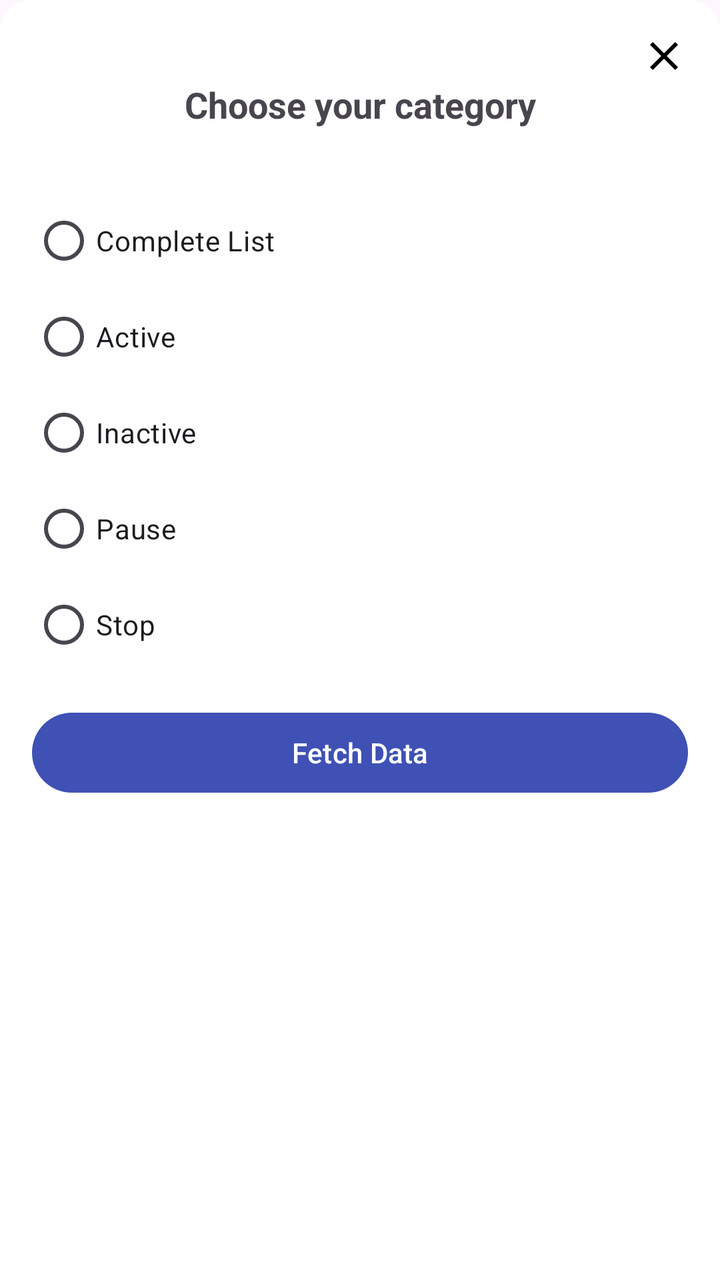
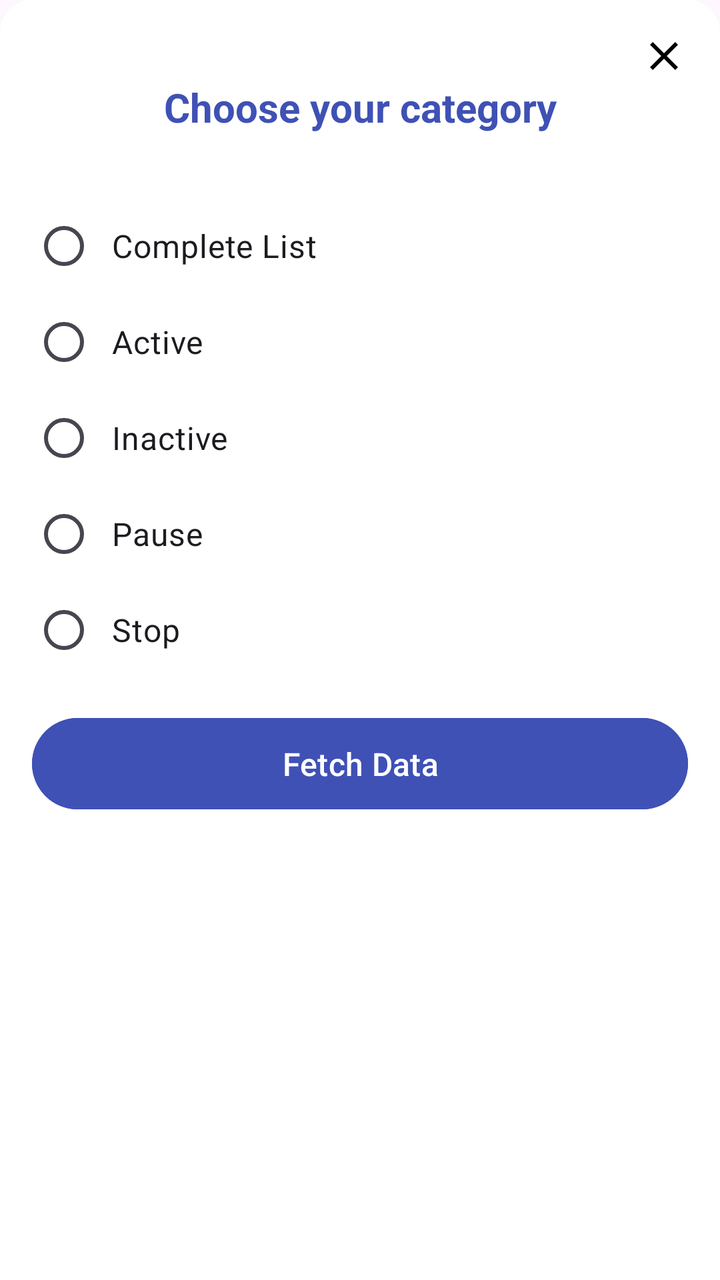

The first picture is an Android layout as it rendered before a commit; the second is the same layout after the commit. The layout source and the unified diff follow.
<!-- AndroidManifest.xml: application theme Theme.ActivityTracker -->
<!-- res/layout/bottom_sheet_categories.xml -->
<?xml version="1.0" encoding="utf-8"?>
<RelativeLayout xmlns:android="http://schemas.android.com/apk/res/android"
    android:layout_width="match_parent"
    android:layout_height="wrap_content"
    android:background="@drawable/bottom_sheet_background"
    android:padding="16dp">

    
    <ImageView
        android:id="@+id/crossIcon"
        android:layout_width="24dp"
        android:layout_height="24dp"
        android:src="@drawable/ic_clear"
        android:contentDescription="Close"
        android:layout_alignParentRight="true"
        android:layout_alignParentTop="true" />

    
    <TextView
        android:id="@+id/chooseCategoryText"
        android:layout_width="match_parent"
        android:layout_height="wrap_content"
        android:text="Choose your category"
        android:gravity="center"
        android:textSize="18sp"
        android:textStyle="bold"
        android:layout_marginBottom="16dp"
        android:layout_below="@id/crossIcon"
        android:layout_alignParentLeft="true" />

    
    <RadioGroup
        android:id="@+id/radioGroupCategories"
        android:layout_width="match_parent"
        android:layout_height="wrap_content"
        android:orientation="vertical"
        android:layout_below="@id/chooseCategoryText"
        android:layout_marginTop="16dp">

        <RadioButton
            android:id="@+id/radioButtonCompleteList"
            android:layout_width="wrap_content"
            android:layout_height="wrap_content"
            android:text="Complete List" />

        <RadioButton
            android:id="@+id/radioButtonActive"
            android:layout_width="wrap_content"
            android:layout_height="wrap_content"
            android:text="Active" />

        <RadioButton
            android:id="@+id/radioButtonInactive"
            android:layout_width="wrap_content"
            android:layout_height="wrap_content"
            android:text="Inactive" />

        <RadioButton
            android:id="@+id/radioButtonPause"
            android:layout_width="wrap_content"
            android:layout_height="wrap_content"
            android:text="Pause" />

        <RadioButton
            android:id="@+id/radioButtonStop"
            android:layout_width="wrap_content"
            android:layout_height="wrap_content"
            android:text="Stop" />

    </RadioGroup>

    
    <Button
        android:id="@+id/fetchDataButton"
        android:layout_width="match_parent"
        android:layout_height="wrap_content"
        android:text="Fetch Data"
        android:layout_marginTop="16dp"
        android:layout_below="@id/radioGroupCategories" />

    
    <ProgressBar
        android:id="@+id/progressBar"
        android:layout_width="wrap_content"
        android:layout_height="wrap_content"
        android:layout_centerInParent="true"
        android:background="@drawable/circular_progress"
        android:visibility="gone" />

</RelativeLayout>
<!-- resources referenced by this layout -->
<resources>
  <!-- drawable bottom_sheet_background (drawable) -->
  <?xml version="1.0" encoding="utf-8"?>
  <shape xmlns:android="http://schemas.android.com/apk/res/android">
      <solid android:color="@color/white" />
      <corners
          android:topLeftRadius="16dp"
          android:topRightRadius="16dp" />
  </shape>
  <!-- drawable circular_progress (drawable) -->
  <?xml version="1.0" encoding="utf-8"?>
  <animated-rotate
      xmlns:android="http://schemas.android.com/apk/res/android"
      android:fromDegrees="0"
      android:toDegrees="360"
      android:pivotX="50%"
      android:pivotY="50%">
  
      
      <shape
          android:innerRadiusRatio="3"
          android:shape="ring"
          android:thicknessRatio="6"
          android:useLevel="false">
  
          <size
              android:width="16dp"
              android:height="16dp" />
  
          <gradient
              android:angle="0"
              android:startColor="@color/primary_color"
              android:centerColor="@color/primary_light_color"
              android:endColor="@color/primary_dark_color"
              android:type="sweep"
              android:useLevel="false" />
      </shape>
  
  </animated-rotate>
  <!-- drawable ic_clear (drawable) -->
  <?xml version="1.0" encoding="utf-8"?>
  <vector android:height="24dp"
      android:viewportHeight="24"
      android:viewportWidth="24"
      android:width="24dp"
      xmlns:android="http://schemas.android.com/apk/res/android">
      <path
          android:fillColor="@color/black"
          android:pathData="M19,6.41L17.59,5 12,10.59 6.41,5 5,6.41 10.59,12 5,17.59 6.41,19 12,13.41 17.59,19 19,17.59 13.41,12z" />
  </vector>
  <style name="Theme.ActivityTracker" parent="Base.Theme.ActivityTracker" />
  <color name="white">#FFFFFF</color>
  <color name="primary_color">#3F51B5</color>
  <color name="primary_light_color">#66b2b2</color>
  <color name="primary_dark_color">#b2d8d8</color>
  <color name="black">#000000</color>
  <style name="Base.Theme.ActivityTracker" parent="Theme.Material3.DayNight.NoActionBar">
          
          <item name="colorPrimary">@color/primary</item>
          <item name="colorPrimaryVariant">@color/primaryVariant</item>
          <item name="colorOnPrimary">@color/white</item>
  
          
          <item name="colorSecondary">@color/secondary</item>
          <item name="colorSecondaryVariant">@color/secondaryVariant</item>
          <item name="colorOnSecondary">@color/black</item>
          
          <item name="android:statusBarColor">@color/colorBoundaryBlue</item>
      </style>
  <color name="primary">#3F51B5</color>
  <color name="primaryVariant">#3700B3</color>
  <color name="secondary">#03DAC5</color>
  <color name="secondaryVariant">#018786</color>
  <color name="colorBoundaryBlue">#1E88E5</color>
</resources>

<!-- the commit's change to res/layout/bottom_sheet_categories.xml (unified diff, before → after) -->
@@ -5,30 +5,27 @@
     android:background="@drawable/bottom_sheet_background"
     android:padding="16dp">
 
-    
     <ImageView
         android:id="@+id/crossIcon"
         android:layout_width="24dp"
         android:layout_height="24dp"
         android:src="@drawable/ic_clear"
-        android:contentDescription="Close"
-        android:layout_alignParentRight="true"
+        android:contentDescription="@string/close"
+        android:layout_alignParentEnd="true"
         android:layout_alignParentTop="true" />
 
-    
     <TextView
         android:id="@+id/chooseCategoryText"
         android:layout_width="match_parent"
         android:layout_height="wrap_content"
-        android:text="Choose your category"
+        android:text="@string/choose_your_category"
         android:gravity="center"
-        android:textSize="18sp"
+        android:textSize="20sp"
         android:textStyle="bold"
+        android:textColor="#3F51B5"
         android:layout_marginBottom="16dp"
-        android:layout_below="@id/crossIcon"
-        android:layout_alignParentLeft="true" />
+        android:layout_below="@id/crossIcon" />
 
-    
     <RadioGroup
         android:id="@+id/radioGroupCategories"
         android:layout_width="match_parent"
@@ -41,44 +38,56 @@
             android:id="@+id/radioButtonCompleteList"
             android:layout_width="wrap_content"
             android:layout_height="wrap_content"
-            android:text="Complete List" />
+            android:text="@string/complete_list"
+            android:textSize="16sp"
+            android:padding="8dp" />
 
         <RadioButton
             android:id="@+id/radioButtonActive"
             android:layout_width="wrap_content"
             android:layout_height="wrap_content"
-            android:text="Active" />
+            android:text="@string/active"
+            android:textSize="16sp"
+            android:padding="8dp" />
 
         <RadioButton
             android:id="@+id/radioButtonInactive"
             android:layout_width="wrap_content"
             android:layout_height="wrap_content"
-            android:text="Inactive" />
+            android:text="@string/inactive"
+            android:textSize="16sp"
+            android:padding="8dp" />
 
         <RadioButton
             android:id="@+id/radioButtonPause"
             android:layout_width="wrap_content"
             android:layout_height="wrap_content"
-            android:text="Pause" />
+            android:text="@string/pause"
+            android:textSize="16sp"
+            android:padding="8dp" />
 
         <RadioButton
             android:id="@+id/radioButtonStop"
             android:layout_width="wrap_content"
             android:layout_height="wrap_content"
-            android:text="Stop" />
+            android:text="@string/stop"
+            android:textSize="16sp"
+            android:padding="8dp" />
 
     </RadioGroup>
 
-    
     <Button
         android:id="@+id/fetchDataButton"
         android:layout_width="match_parent"
         android:layout_height="wrap_content"
-        android:text="Fetch Data"
+        android:text="@string/fetch_data"
+        android:textColor="#FFFFFF"
+        android:backgroundTint="#3F51B5"
         android:layout_marginTop="16dp"
-        android:layout_below="@id/radioGroupCategories" />
+        android:layout_below="@id/radioGroupCategories"
+        android:padding="12dp"
+        android:textSize="16sp" />
 
-    
     <ProgressBar
         android:id="@+id/progressBar"
         android:layout_width="wrap_content"
<!-- resource entries referenced after the edit -->
@@ -49,6 +49,14 @@
           android:fillColor="@color/black"
           android:pathData="M19,6.41L17.59,5 12,10.59 6.41,5 5,6.41 10.59,12 5,17.59 6.41,19 12,13.41 17.59,19 19,17.59 13.41,12z" />
   </vector>
+  <string name="active">Active</string>
+  <string name="choose_your_category">Choose your category</string>
+  <string name="close">Close</string>
+  <string name="complete_list">Complete List</string>
+  <string name="fetch_data">Fetch Data</string>
+  <string name="inactive">Inactive</string>
+  <string name="pause">Pause</string>
+  <string name="stop">Stop</string>
   <style name="Theme.ActivityTracker" parent="Base.Theme.ActivityTracker" />
   <color name="white">#FFFFFF</color>
   <color name="primary_color">#3F51B5</color>
